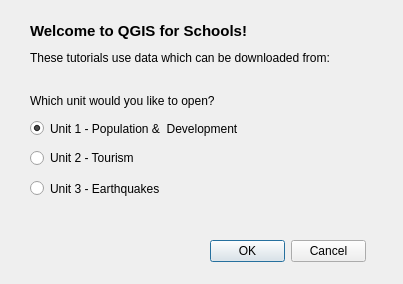
First picture: the form in ui_qgisforschools.ui, repository Charlotteg/QGISforSchools, before the edit.
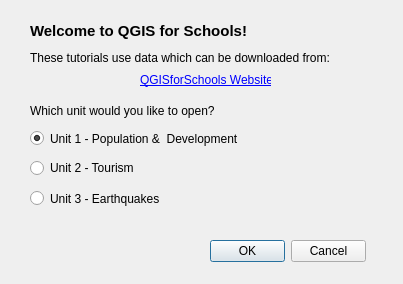
Second picture: the form after the edit.

The edit to the form file:
```diff
--- a/ui_qgisforschools.ui
+++ b/ui_qgisforschools.ui
@@ -17,7 +17,7 @@
    <property name="geometry">
     <rect>
      <x>30</x>
-     <y>120</y>
+     <y>130</y>
      <width>321</width>
      <height>17</height>
     </rect>
@@ -33,7 +33,7 @@
    <property name="geometry">
     <rect>
      <x>30</x>
-     <y>150</y>
+     <y>160</y>
      <width>291</width>
      <height>16</height>
     </rect>
@@ -46,7 +46,7 @@
    <property name="geometry">
     <rect>
      <x>30</x>
-     <y>180</y>
+     <y>190</y>
      <width>261</width>
      <height>17</height>
     </rect>
@@ -92,7 +92,7 @@
    <property name="geometry">
     <rect>
      <x>30</x>
-     <y>90</y>
+     <y>100</y>
      <width>231</width>
      <height>21</height>
     </rect>
@@ -117,14 +117,17 @@
   <widget class="QLabel" name="label_4">
    <property name="geometry">
     <rect>
-     <x>170</x>
+     <x>140</x>
      <y>70</y>
      <width>131</width>
-     <height>16</height>
+     <height>20</height>
     </rect>
    </property>
    <property name="text">
-    <string>&lt;insertURLhere&gt;</string>
+    <string>&lt;a href=&quot;http://www.geos.ed.ac.uk/~s1030092/QGISforSchools/index.html&quot;&gt;QGISforSchools Website&lt;/a&gt;</string>
+   </property>
+   <property name="openExternalLinks">
+    <bool>true</bool>
    </property>
   </widget>
  </widget>
```
